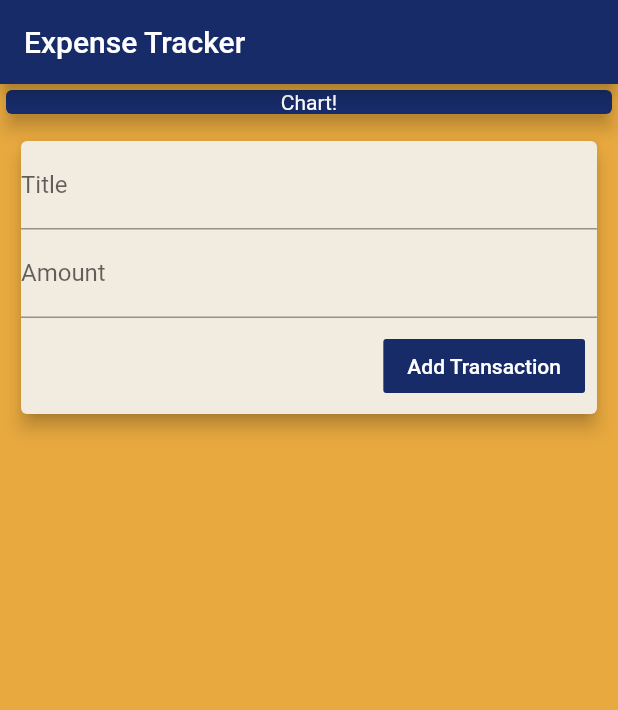
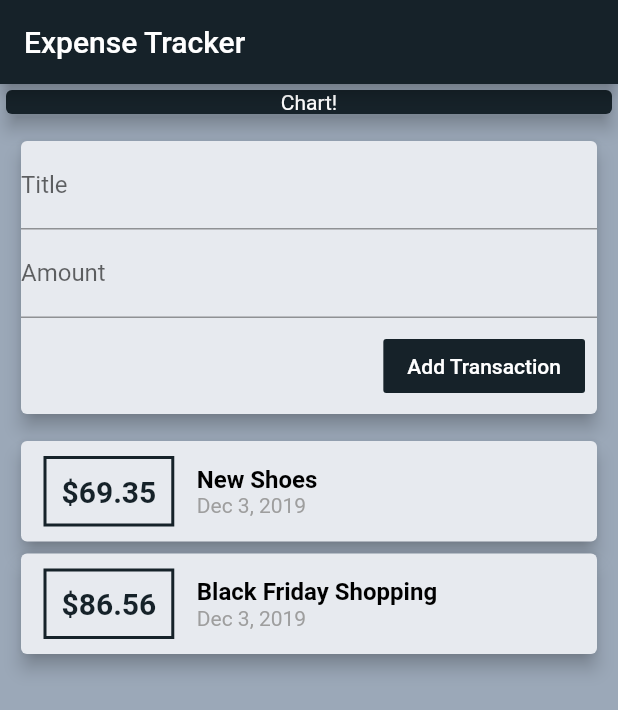
Before and after one commit to SuvrangshuBarua/ExpenseTracker, a Flutter app: the screen it shows after launch, after a tap on "Add Transaction", on a phone screen of 412 x 824 dp. Shown: the top 710 px of the screen. Run offline on Flutter 3.47's test engine with Material 2 defaults, Android fonts, the phone set to English and light mode, and no system bars.

Commit message:
Fifth commit

```diff
--- a/expense_tracker/lib/main.dart
+++ b/expense_tracker/lib/main.dart
@@ -1,9 +1,8 @@
-
+import './widgets/user_transactions.dart';
 import 'package:flutter/material.dart';
 
-
 void main() => runApp(MyApp());
-const PrimaryColor = const Color(0xff172b69);
+const PrimaryColor = const Color(0xff162229);
 
 class MyApp extends StatelessWidget {
   @override
@@ -25,7 +24,7 @@ class MyHomePage extends StatelessWidget {
   @override
   Widget build(BuildContext context) {
     return Scaffold(
-      backgroundColor: Color(0xffe8a93f),
+      backgroundColor: Color(0xff9ba8b8),
       appBar: AppBar(
         backgroundColor: PrimaryColor,
         title: Text('Expense Tracker'),
@@ -49,41 +48,7 @@ class MyHomePage extends StatelessWidget {
               elevation: 5,
             ),
           ),
-          Padding(
-            padding: const EdgeInsets.all(10.0),
-            child: Card(
-              color: Color(0xfff1ebe0),
-              elevation: 5,
-              child: Column(
-                crossAxisAlignment: CrossAxisAlignment.end,
-                children: <Widget>[
-                  TextField(
-                    decoration: InputDecoration(labelText: 'Title'),
-                    controller: titleController,
-                  ),
-                  TextField(
-                    decoration: InputDecoration(labelText: 'Amount'),
-                    controller: amountController,
-                  ),
-                  Padding(
-                    padding: const EdgeInsets.all(8.0),
-                    child: FlatButton(
-                      color: PrimaryColor,
-                      child: Text(
-                        'Add Transaction',
-                        style: TextStyle(color: Colors.white),
-                      ),
-                      textColor: PrimaryColor,
-                      onPressed: () {
-                        print(titleController.text);
-                      },
-                    ),
-                  )
-                ],
-              ),
-            ),
-          ),
-
+          UserTransactions()
         ],
       ),
     );
--- /dev/null
+++ b/expense_tracker/lib/widgets/new_transactions.dart
@@ -0,0 +1,51 @@
+import 'package:flutter/material.dart';
+
+const PrimaryColor = const Color(0xff162229);
+
+class NewTransaction extends StatelessWidget {
+  final Function addTx;
+  final titleController = TextEditingController();
+  final amountController = TextEditingController();
+
+  NewTransaction(this.addTx);
+  @override
+  Widget build(BuildContext context) {
+    return Padding(
+      padding: const EdgeInsets.all(10.0),
+      child: Card(
+        color: Color(0xffe7eaef),
+        elevation: 5,
+        child: Column(
+          crossAxisAlignment: CrossAxisAlignment.end,
+          children: <Widget>[
+            TextField(
+              decoration: InputDecoration(labelText: 'Title'),
+              controller: titleController,
+            ),
+            TextField(
+              decoration: InputDecoration(labelText: 'Amount'),
+              controller: amountController,
+            ),
+            Padding(
+              padding: const EdgeInsets.all(8.0),
+              child: FlatButton(
+                color: PrimaryColor,
+                child: Text(
+                  'Add Transaction',
+                  style: TextStyle(color: Colors.white),
+                ),
+                textColor: PrimaryColor,
+                onPressed: () {
+                  addTx(
+                    titleController.text,
+                    double.parse(amountController.text),
+                  );
+                },
+              ),
+            )
+          ],
+        ),
+      ),
+    );
+  }
+}
--- a/expense_tracker/lib/widgets/transaction_list.dart
+++ b/expense_tracker/lib/widgets/transaction_list.dart
@@ -2,32 +2,16 @@ import 'package:flutter/material.dart';
 import '../models/transaction.dart';
 import 'package:intl/intl.dart';
 
-class TransactionList extends StatefulWidget {
-  @override
-  _TransactionListState createState() => _TransactionListState();
-}
+const PrimaryColor = const Color(0xff162229);
 
-const PrimaryColor = const Color(0xff172b69);
+class TransactionList extends StatelessWidget {
+  final List<Transaction> transactions;
 
-class _TransactionListState extends State<TransactionList> {
-  final List<Transaction> _userTransactions = [
-    Transaction(
-      id: 't1',
-      title: 'New Shoes',
-      amount: 69.35,
-      date: DateTime.now(),
-    ),
-    Transaction(
-      id: 't2',
-      title: 'Black Friday Shopping',
-      amount: 86.56,
-      date: DateTime.now(),
-    )
-  ];
+  TransactionList(this.transactions);
   @override
   Widget build(BuildContext context) {
     return Column(
-      children: _userTransactions.map((tx) {
+      children: transactions.map((tx) {
         return Padding(
           padding: const EdgeInsets.symmetric(
             vertical: 0,
@@ -37,7 +21,7 @@ class _TransactionListState extends State<TransactionList> {
             // shape: RoundedRectangleBorder(
             //   borderRadius: BorderRadius.circular(0),
             // ),
-            color: Color(0xfff1ebe0),
+            color: Color(0xffe7eaef),
             child: Row(
               children: <Widget>[
                 Container(
--- /dev/null
+++ b/expense_tracker/lib/widgets/user_transactions.dart
@@ -0,0 +1,49 @@
+import 'package:flutter/material.dart';
+import './transaction_list.dart';
+import './new_transactions.dart';
+import '../models/transaction.dart';
+
+class UserTransactions extends StatefulWidget {
+  @override
+  _UserTransactionsState createState() => _UserTransactionsState();
+}
+
+class _UserTransactionsState extends State<UserTransactions> {
+  final List<Transaction> _userTransactions = [
+    Transaction(
+      id: 't1',
+      title: 'New Shoes',
+      amount: 69.35,
+      date: DateTime.now(),
+    ),
+    Transaction(
+      id: 't2',
+      title: 'Black Friday Shopping',
+      amount: 86.56,
+      date: DateTime.now(),
+    )
+  ];
+
+  void _addNewTransaction(String title, double amount) {
+    final newTx = Transaction(
+      title: title,
+      amount: amount,
+      date: DateTime.now(),
+      id: DateTime.now().toString(),
+    );
+
+    setState(() {
+      _userTransactions.add(newTx);
+    });
+  }
+
+  @override
+  Widget build(BuildContext context) {
+    return Column(
+      children: <Widget>[
+        NewTransaction(_addNewTransaction),
+        TransactionList(_userTransactions),
+      ],
+    );
+  }
+}
```
